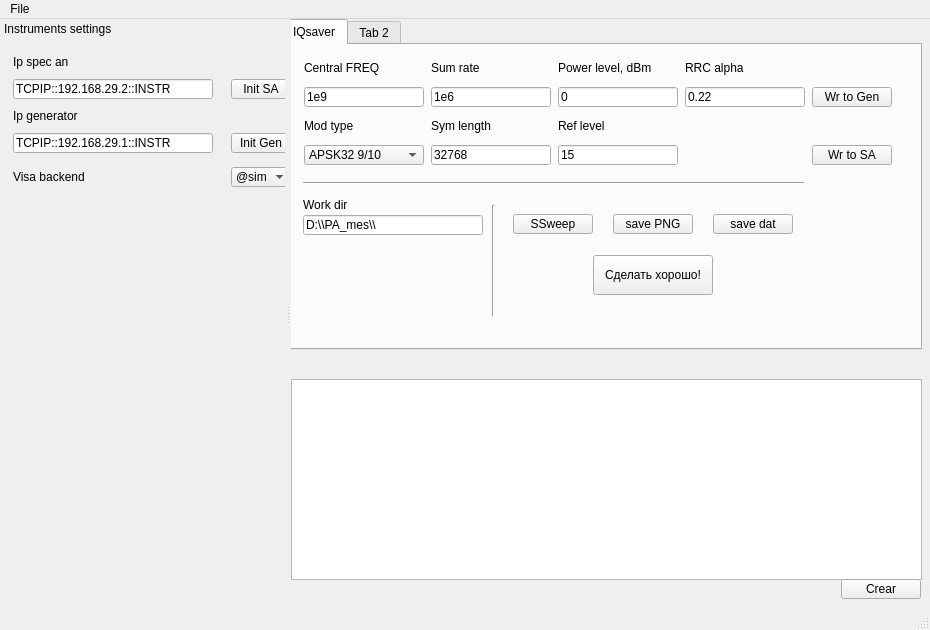
Before: the Qt Designer form design.ui in DSTHub/PA-DPD-testbench, drawn with Qt 5.
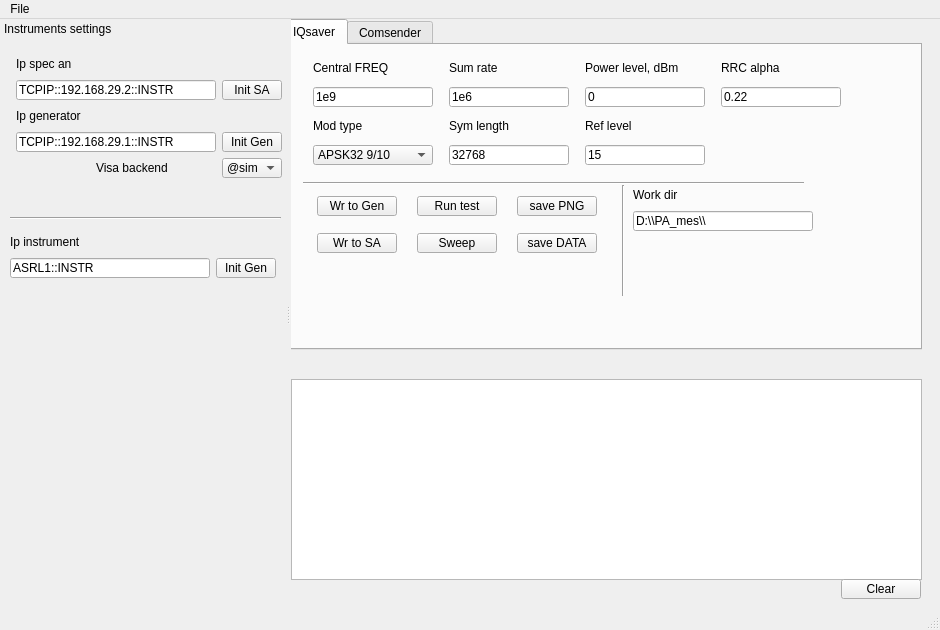
After: the same form once the commit is applied.

```diff
--- a/design.ui
+++ b/design.ui
@@ -9,7 +9,7 @@
    <rect>
     <x>0</x>
     <y>0</y>
-    <width>930</width>
+    <width>940</width>
     <height>630</height>
    </rect>
   </property>
@@ -21,7 +21,7 @@
   </property>
   <property name="minimumSize">
    <size>
-    <width>930</width>
+    <width>940</width>
     <height>630</height>
    </size>
   </property>
@@ -71,13 +71,13 @@
        <rect>
         <x>20</x>
         <y>10</y>
-        <width>590</width>
+        <width>551</width>
         <height>113</height>
        </rect>
       </property>
       <layout class="QGridLayout" name="gridLayout">
-       <item row="0" column="1">
-        <widget class="QLabel" name="sumRate_label">
+       <item row="2" column="0">
+        <widget class="QLabel" name="modType_label">
          <property name="minimumSize">
           <size>
            <width>120</width>
@@ -91,12 +91,12 @@
           </size>
          </property>
          <property name="text">
-          <string>Sum rate</string>
+          <string>Mod type</string>
          </property>
         </widget>
        </item>
-       <item row="0" column="2">
-        <widget class="QLabel" name="powerLevellabel">
+       <item row="1" column="0">
+        <widget class="QLineEdit" name="cf_lineEdit">
          <property name="minimumSize">
           <size>
            <width>120</width>
@@ -110,7 +110,121 @@
           </size>
          </property>
          <property name="text">
-          <string>Power level, dBm</string>
+          <string>1e9</string>
+         </property>
+        </widget>
+       </item>
+       <item row="3" column="2">
+        <widget class="QLineEdit" name="refLevel_lineEdit">
+         <property name="minimumSize">
+          <size>
+           <width>120</width>
+           <height>20</height>
+          </size>
+         </property>
+         <property name="maximumSize">
+          <size>
+           <width>120</width>
+           <height>20</height>
+          </size>
+         </property>
+         <property name="text">
+          <string>15</string>
+         </property>
+        </widget>
+       </item>
+       <item row="1" column="3">
+        <widget class="QLineEdit" name="alpha_lineEdit">
+         <property name="minimumSize">
+          <size>
+           <width>120</width>
+           <height>20</height>
+          </size>
+         </property>
+         <property name="maximumSize">
+          <size>
+           <width>120</width>
+           <height>20</height>
+          </size>
+         </property>
+         <property name="text">
+          <string>0.22</string>
+         </property>
+        </widget>
+       </item>
+       <item row="2" column="2">
+        <widget class="QLabel" name="refLevellabel">
+         <property name="minimumSize">
+          <size>
+           <width>120</width>
+           <height>20</height>
+          </size>
+         </property>
+         <property name="maximumSize">
+          <size>
+           <width>120</width>
+           <height>20</height>
+          </size>
+         </property>
+         <property name="text">
+          <string>Ref level</string>
+         </property>
+        </widget>
+       </item>
+       <item row="0" column="0">
+        <widget class="QLabel" name="cf_label">
+         <property name="minimumSize">
+          <size>
+           <width>120</width>
+           <height>20</height>
+          </size>
+         </property>
+         <property name="maximumSize">
+          <size>
+           <width>120</width>
+           <height>20</height>
+          </size>
+         </property>
+         <property name="text">
+          <string>Central FREQ</string>
+         </property>
+        </widget>
+       </item>
+       <item row="2" column="1">
+        <widget class="QLabel" name="symLen_label">
+         <property name="minimumSize">
+          <size>
+           <width>120</width>
+           <height>20</height>
+          </size>
+         </property>
+         <property name="maximumSize">
+          <size>
+           <width>120</width>
+           <height>20</height>
+          </size>
+         </property>
+         <property name="text">
+          <string>Sym length</string>
+         </property>
+        </widget>
+       </item>
+       <item row="1" column="2">
+        <widget class="QLineEdit" name="powerLevel_lineEdit">
+         <property name="minimumSize">
+          <size>
+           <width>120</width>
+           <height>20</height>
+          </size>
+         </property>
+         <property name="maximumSize">
+          <size>
+           <width>120</width>
+           <height>20</height>
+          </size>
+         </property>
+         <property name="text">
+          <string>0</string>
          </property>
         </widget>
        </item>
@@ -152,8 +266,8 @@
          </property>
         </widget>
        </item>
-       <item row="1" column="1">
-        <widget class="QLineEdit" name="sumRate_lineEdit">
+       <item row="0" column="1">
+        <widget class="QLabel" name="sumRate_label">
          <property name="minimumSize">
           <size>
            <width>120</width>
@@ -167,7 +281,26 @@
           </size>
          </property>
          <property name="text">
-          <string>1e6</string>
+          <string>Sum rate</string>
+         </property>
+        </widget>
+       </item>
+       <item row="0" column="2">
+        <widget class="QLabel" name="powerLevellabel">
+         <property name="minimumSize">
+          <size>
+           <width>120</width>
+           <height>20</height>
+          </size>
+         </property>
+         <property name="maximumSize">
+          <size>
+           <width>120</width>
+           <height>20</height>
+          </size>
+         </property>
+         <property name="text">
+          <string>Power level, dBm</string>
          </property>
         </widget>
        </item>
@@ -206,8 +339,8 @@
          </item>
         </widget>
        </item>
-       <item row="2" column="0">
-        <widget class="QLabel" name="modType_label">
+       <item row="1" column="1">
+        <widget class="QLineEdit" name="sumRate_lineEdit">
          <property name="minimumSize">
           <size>
            <width>120</width>
@@ -221,12 +354,37 @@
           </size>
          </property>
          <property name="text">
-          <string>Mod type</string>
+          <string>1e6</string>
          </property>
         </widget>
        </item>
-       <item row="1" column="2">
-        <widget class="QLineEdit" name="powerLevel_lineEdit">
+      </layout>
+     </widget>
+     <widget class="Line" name="line_2">
+      <property name="geometry">
+       <rect>
+        <x>330</x>
+        <y>140</y>
+        <width>21</width>
+        <height>111</height>
+       </rect>
+      </property>
+      <property name="orientation">
+       <enum>Qt::Vertical</enum>
+      </property>
+     </widget>
+     <widget class="QWidget" name="">
+      <property name="geometry">
+       <rect>
+        <x>350</x>
+        <y>140</y>
+        <width>182</width>
+        <height>48</height>
+       </rect>
+      </property>
+      <layout class="QVBoxLayout" name="verticalLayout">
+       <item>
+        <widget class="QLabel" name="cf_label_2">
          <property name="minimumSize">
           <size>
            <width>120</width>
@@ -240,125 +398,42 @@
           </size>
          </property>
          <property name="text">
-          <string>0</string>
+          <string>Work dir</string>
          </property>
         </widget>
        </item>
+       <item>
+        <widget class="QLineEdit" name="saveDir_lineEdit">
+         <property name="minimumSize">
+          <size>
+           <width>180</width>
+           <height>20</height>
+          </size>
+         </property>
+         <property name="maximumSize">
+          <size>
+           <width>180</width>
+           <height>20</height>
+          </size>
+         </property>
+         <property name="text">
+          <string>D:\\PA_mes\\</string>
+         </property>
+        </widget>
+       </item>
+      </layout>
+     </widget>
+     <widget class="QWidget" name="">
+      <property name="geometry">
+       <rect>
+        <x>20</x>
+        <y>140</y>
+        <width>311</width>
+        <height>81</height>
+       </rect>
+      </property>
+      <layout class="QGridLayout" name="gridLayout_3">
        <item row="0" column="0">
-        <widget class="QLabel" name="cf_label">
-         <property name="minimumSize">
-          <size>
-           <width>120</width>
-           <height>20</height>
-          </size>
-         </property>
-         <property name="maximumSize">
-          <size>
-           <width>120</width>
-           <height>20</height>
-          </size>
-         </property>
-         <property name="text">
-          <string>Central FREQ</string>
-         </property>
-        </widget>
-       </item>
-       <item row="2" column="1">
-        <widget class="QLabel" name="symLen_label">
-         <property name="minimumSize">
-          <size>
-           <width>120</width>
-           <height>20</height>
-          </size>
-         </property>
-         <property name="maximumSize">
-          <size>
-           <width>120</width>
-           <height>20</height>
-          </size>
-         </property>
-         <property name="text">
-          <string>Sym length</string>
-         </property>
-        </widget>
-       </item>
-       <item row="1" column="0">
-        <widget class="QLineEdit" name="cf_lineEdit">
-         <property name="minimumSize">
-          <size>
-           <width>120</width>
-           <height>20</height>
-          </size>
-         </property>
-         <property name="maximumSize">
-          <size>
-           <width>120</width>
-           <height>20</height>
-          </size>
-         </property>
-         <property name="text">
-          <string>1e9</string>
-         </property>
-        </widget>
-       </item>
-       <item row="1" column="3">
-        <widget class="QLineEdit" name="alpha_lineEdit">
-         <property name="minimumSize">
-          <size>
-           <width>120</width>
-           <height>20</height>
-          </size>
-         </property>
-         <property name="maximumSize">
-          <size>
-           <width>120</width>
-           <height>20</height>
-          </size>
-         </property>
-         <property name="text">
-          <string>0.22</string>
-         </property>
-        </widget>
-       </item>
-       <item row="2" column="2">
-        <widget class="QLabel" name="refLevellabel">
-         <property name="minimumSize">
-          <size>
-           <width>120</width>
-           <height>20</height>
-          </size>
-         </property>
-         <property name="maximumSize">
-          <size>
-           <width>120</width>
-           <height>20</height>
-          </size>
-         </property>
-         <property name="text">
-          <string>Ref level</string>
-         </property>
-        </widget>
-       </item>
-       <item row="3" column="2">
-        <widget class="QLineEdit" name="refLevel_lineEdit">
-         <property name="minimumSize">
-          <size>
-           <width>120</width>
-           <height>20</height>
-          </size>
-         </property>
-         <property name="maximumSize">
-          <size>
-           <width>120</width>
-           <height>20</height>
-          </size>
-         </property>
-         <property name="text">
-          <string>15</string>
-         </property>
-        </widget>
-       </item>
-       <item row="1" column="4">
         <widget class="QPushButton" name="wrParGen_pushButton">
          <property name="minimumSize">
           <size>
@@ -368,7 +443,7 @@
          </property>
          <property name="maximumSize">
           <size>
-           <width>60</width>
+           <width>80</width>
            <height>20</height>
           </size>
          </property>
@@ -383,7 +458,45 @@
          </property>
         </widget>
        </item>
-       <item row="3" column="4">
+       <item row="0" column="1">
+        <widget class="QPushButton" name="alltest_pushButton">
+         <property name="minimumSize">
+          <size>
+           <width>80</width>
+           <height>20</height>
+          </size>
+         </property>
+         <property name="maximumSize">
+          <size>
+           <width>80</width>
+           <height>20</height>
+          </size>
+         </property>
+         <property name="text">
+          <string>Run test</string>
+         </property>
+        </widget>
+       </item>
+       <item row="0" column="2">
+        <widget class="QPushButton" name="spng_pushButton">
+         <property name="minimumSize">
+          <size>
+           <width>80</width>
+           <height>20</height>
+          </size>
+         </property>
+         <property name="maximumSize">
+          <size>
+           <width>80</width>
+           <height>20</height>
+          </size>
+         </property>
+         <property name="text">
+          <string>save PNG</string>
+         </property>
+        </widget>
+       </item>
+       <item row="1" column="0">
         <widget class="QPushButton" name="wrParAn_pushButton">
          <property name="minimumSize">
           <size>
@@ -393,7 +506,7 @@
          </property>
          <property name="maximumSize">
           <size>
-           <width>60</width>
+           <width>80</width>
            <height>20</height>
           </size>
          </property>
@@ -408,50 +521,7 @@
          </property>
         </widget>
        </item>
-      </layout>
-     </widget>
-     <widget class="QPushButton" name="alltest_pushButton">
-      <property name="geometry">
-       <rect>
-        <x>310</x>
-        <y>210</y>
-        <width>120</width>
-        <height>40</height>
-       </rect>
-      </property>
-      <property name="minimumSize">
-       <size>
-        <width>120</width>
-        <height>40</height>
-       </size>
-      </property>
-      <property name="maximumSize">
-       <size>
-        <width>120</width>
-        <height>40</height>
-       </size>
-      </property>
-      <property name="text">
-       <string>Сделать хорошо!</string>
-      </property>
-     </widget>
-     <widget class="QWidget" name="layoutWidget">
-      <property name="geometry">
-       <rect>
-        <x>230</x>
-        <y>160</y>
-        <width>282</width>
-        <height>39</height>
-       </rect>
-      </property>
-      <layout class="QHBoxLayout" name="horizontalLayout_3">
-       <property name="spacing">
-        <number>20</number>
-       </property>
-       <property name="bottomMargin">
-        <number>0</number>
-       </property>
-       <item>
+       <item row="1" column="1">
         <widget class="QPushButton" name="ssweep_pushButton">
          <property name="minimumSize">
           <size>
@@ -461,35 +531,16 @@
          </property>
          <property name="maximumSize">
           <size>
-           <width>60</width>
-           <height>20</height>
-          </size>
-         </property>
-         <property name="text">
-          <string>SSweep</string>
-         </property>
-        </widget>
-       </item>
-       <item>
-        <widget class="QPushButton" name="spng_pushButton">
-         <property name="minimumSize">
-          <size>
            <width>80</width>
            <height>20</height>
           </size>
          </property>
-         <property name="maximumSize">
-          <size>
-           <width>60</width>
-           <height>20</height>
-          </size>
-         </property>
          <property name="text">
-          <string>save PNG</string>
+          <string>Sweep</string>
          </property>
         </widget>
        </item>
-       <item>
+       <item row="1" column="2">
         <widget class="QPushButton" name="sdat_pushButton">
          <property name="minimumSize">
           <size>
@@ -499,85 +550,131 @@
          </property>
          <property name="maximumSize">
           <size>
-           <width>60</width>
+           <width>80</width>
            <height>20</height>
           </size>
          </property>
          <property name="text">
-          <string>save dat</string>
+          <string>save DATA</string>
          </property>
         </widget>
        </item>
       </layout>
      </widget>
-     <widget class="QLineEdit" name="saveDir_lineEdit">
-      <property name="geometry">
-       <rect>
-        <x>20</x>
-        <y>170</y>
-        <width>180</width>
-        <height>20</height>
-       </rect>
-      </property>
-      <property name="minimumSize">
-       <size>
-        <width>180</width>
-        <height>20</height>
-       </size>
-      </property>
-      <property name="maximumSize">
-       <size>
-        <width>180</width>
-        <height>20</height>
-       </size>
-      </property>
-      <property name="text">
-       <string>D:\\PA_mes\\</string>
-      </property>
-     </widget>
-     <widget class="QLabel" name="cf_label_2">
-      <property name="geometry">
-       <rect>
-        <x>20</x>
-        <y>150</y>
-        <width>120</width>
-        <height>20</height>
-       </rect>
-      </property>
-      <property name="minimumSize">
-       <size>
-        <width>120</width>
-        <height>20</height>
-       </size>
-      </property>
-      <property name="maximumSize">
-       <size>
-        <width>120</width>
-        <height>20</height>
-       </size>
-      </property>
-      <property name="text">
-       <string>Work dir</string>
-      </property>
-     </widget>
-     <widget class="Line" name="line_2">
-      <property name="geometry">
-       <rect>
-        <x>200</x>
-        <y>160</y>
-        <width>21</width>
-        <height>111</height>
-       </rect>
-      </property>
-      <property name="orientation">
-       <enum>Qt::Vertical</enum>
-      </property>
-     </widget>
     </widget>
-    <widget class="QWidget" name="tab_2">
+    <widget class="QWidget" name="Comsender">
      <attribute name="title">
-      <string>Tab 2</string>
+      <string>Comsender</string>
      </attribute>
+     <widget class="QWidget" name="">
+      <property name="geometry">
+       <rect>
+        <x>20</x>
+        <y>190</y>
+        <width>202</width>
+        <height>49</height>
+       </rect>
+      </property>
+      <layout class="QGridLayout" name="gridLayout_4">
+       <property name="spacing">
+        <number>7</number>
+       </property>
+       <item row="1" column="1">
+        <widget class="QPushButton" name="comRead_pushButton">
+         <property name="minimumSize">
+          <size>
+           <width>60</width>
+           <height>20</height>
+          </size>
+         </property>
+         <property name="maximumSize">
+          <size>
+           <width>60</width>
+           <height>20</height>
+          </size>
+         </property>
+         <property name="text">
+          <string>Read</string>
+         </property>
+         <property name="iconSize">
+          <size>
+           <width>20</width>
+           <height>20</height>
+          </size>
+         </property>
+        </widget>
+       </item>
+       <item row="1" column="2">
+        <widget class="QPushButton" name="ComQ_pushButton">
+         <property name="minimumSize">
+          <size>
+           <width>60</width>
+           <height>20</height>
+          </size>
+         </property>
+         <property name="maximumSize">
+          <size>
+           <width>60</width>
+           <height>20</height>
+          </size>
+         </property>
+         <property name="text">
+          <string>Query</string>
+         </property>
+         <property name="iconSize">
+          <size>
+           <width>20</width>
+           <height>20</height>
+          </size>
+         </property>
+        </widget>
+       </item>
+       <item row="1" column="0">
+        <widget class="QPushButton" name="comWr_pushButton">
+         <property name="minimumSize">
+          <size>
+           <width>60</width>
+           <height>20</height>
+          </size>
+         </property>
+         <property name="maximumSize">
+          <size>
+           <width>60</width>
+           <height>20</height>
+          </size>
+         </property>
+         <property name="text">
+          <string>Write</string>
+         </property>
+         <property name="iconSize">
+          <size>
+           <width>20</width>
+           <height>20</height>
+          </size>
+         </property>
+        </widget>
+       </item>
+       <item row="0" column="0" colspan="3">
+        <widget class="QLineEdit" name="command_lineEdit">
+         <property name="minimumSize">
+          <size>
+           <width>200</width>
+           <height>20</height>
+          </size>
+         </property>
+         <property name="maximumSize">
+          <size>
+           <width>180</width>
+           <height>20</height>
+          </size>
+         </property>
+         <property name="text">
+          <string>?IDN</string>
+         </property>
+        </widget>
+       </item>
+      </layout>
+     </widget>
     </widget>
    </widget>
    <widget class="QPlainTextEdit" name="plainTextEdit">
@@ -611,7 +708,7 @@
      </size>
     </property>
     <property name="text">
-     <string>Crear</string>
+     <string>Clear</string>
     </property>
    </widget>
   </widget>
@@ -620,8 +717,8 @@
     <rect>
      <x>0</x>
      <y>0</y>
-     <width>930</width>
-     <height>26</height>
+     <width>940</width>
+     <height>21</height>
     </rect>
    </property>
    <widget class="QMenu" name="menu12">
@@ -664,17 +761,111 @@
     <number>1</number>
    </attribute>
    <widget class="QWidget" name="dockWidgetContents">
+    <widget class="QLineEdit" name="ipInst_lineEdit">
+     <property name="geometry">
+      <rect>
+       <x>10</x>
+       <y>220</y>
+       <width>200</width>
+       <height>20</height>
+      </rect>
+     </property>
+     <property name="minimumSize">
+      <size>
+       <width>200</width>
+       <height>20</height>
+      </size>
+     </property>
+     <property name="maximumSize">
+      <size>
+       <width>180</width>
+       <height>20</height>
+      </size>
+     </property>
+     <property name="text">
+      <string>ASRL1::INSTR</string>
+     </property>
+    </widget>
+    <widget class="QLabel" name="ipInst_label">
+     <property name="geometry">
+      <rect>
+       <x>10</x>
+       <y>194</y>
+       <width>120</width>
+       <height>20</height>
+      </rect>
+     </property>
+     <property name="minimumSize">
+      <size>
+       <width>120</width>
+       <height>20</height>
+      </size>
+     </property>
+     <property name="maximumSize">
+      <size>
+       <width>120</width>
+       <height>20</height>
+      </size>
+     </property>
+     <property name="text">
+      <string>Ip instrument</string>
+     </property>
+    </widget>
+    <widget class="QPushButton" name="initInst_pushButton">
+     <property name="geometry">
+      <rect>
+       <x>216</x>
+       <y>220</y>
+       <width>60</width>
+       <height>20</height>
+      </rect>
+     </property>
+     <property name="minimumSize">
+      <size>
+       <width>60</width>
+       <height>20</height>
+      </size>
+     </property>
+     <property name="maximumSize">
+      <size>
+       <width>60</width>
+       <height>20</height>
+      </size>
+     </property>
+     <property name="text">
+      <string>Init Gen</string>
+     </property>
+     <property name="iconSize">
+      <size>
+       <width>20</width>
+       <height>20</height>
+      </size>
+     </property>
+    </widget>
+    <widget class="Line" name="line_3">
+     <property name="geometry">
+      <rect>
+       <x>10</x>
+       <y>170</y>
+       <width>271</width>
+       <height>20</height>
+      </rect>
+     </property>
+     <property name="orientation">
+      <enum>Qt::Horizontal</enum>
+     </property>
+    </widget>
     <widget class="QWidget" name="">
      <property name="geometry">
       <rect>
-       <x>13</x>
-       <y>13</y>
-       <width>278</width>
-       <height>142</height>
+       <x>16</x>
+       <y>16</y>
+       <width>274</width>
+       <height>126</height>
       </rect>
      </property>
-     <layout class="QVBoxLayout" name="verticalLayout">
-      <item>
+     <layout class="QGridLayout" name="gridLayout_2">
+      <item row="0" column="0" colspan="2">
        <widget class="QLabel" name="sA_label">
         <property name="minimumSize">
          <size>
@@ -693,68 +884,32 @@
         </property>
        </widget>
       </item>
-      <item>
-       <layout class="QHBoxLayout" name="horizontalLayout_2">
-        <item>
-         <widget class="QLineEdit" name="ipSA_lineEdit">
-          <property name="minimumSize">
-           <size>
-            <width>200</width>
-            <height>20</height>
-           </size>
-          </property>
-          <property name="maximumSize">
-           <size>
-            <width>180</width>
-            <height>20</height>
-           </size>
-          </property>
-          <property name="text">
-           <string>TCPIP::192.168.29.2::INSTR</string>
-          </property>
-         </widget>
-        </item>
-        <item>
-         <spacer name="horizontalSpacer_3">
-          <property name="orientation">
-           <enum>Qt::Horizontal</enum>
-          </property>
-          <property name="sizeHint" stdset="0">
-           <size>
-            <width>40</width>
-            <height>20</height>
-           </size>
-          </property>
-         </spacer>
-        </item>
-        <item>
-         <widget class="QPushButton" name="initSa_pushButton">
-          <property name="minimumSize">
-           <size>
-            <width>60</width>
-            <height>20</height>
-           </size>
-          </property>
-          <property name="maximumSize">
-           <size>
-            <width>60</width>
-            <height>20</height>
-           </size>
-          </property>
-          <property name="text">
-           <string>Init SA</string>
-          </property>
-          <property name="iconSize">
-           <size>
-            <width>20</width>
-            <height>20</height>
-           </size>
-          </property>
-         </widget>
-        </item>
-       </layout>
+      <item row="1" column="2">
+       <widget class="QPushButton" name="initSa_pushButton">
+        <property name="minimumSize">
+         <size>
+          <width>60</width>
+          <height>20</height>
+         </size>
+        </property>
+        <property name="maximumSize">
+         <size>
+          <width>60</width>
+          <height>20</height>
+         </size>
+        </property>
+        <property name="text">
+         <string>Init SA</string>
+        </property>
+        <property name="iconSize">
+         <size>
+          <width>20</width>
+          <height>20</height>
+         </size>
+        </property>
+       </widget>
       </item>
-      <item>
+      <item row="2" column="0" colspan="2">
        <widget class="QLabel" name="Gen_label">
         <property name="minimumSize">
          <size>
@@ -773,131 +928,165 @@
         </property>
        </widget>
       </item>
-      <item>
-       <layout class="QHBoxLayout" name="horizontalLayout">
-        <item>
-         <widget class="QLineEdit" name="ipGen_lineEdit">
-          <property name="minimumSize">
-           <size>
-            <width>200</width>
-            <height>20</height>
-           </size>
-          </property>
-          <property name="maximumSize">
-           <size>
-            <width>180</width>
-            <height>20</height>
-           </size>
-          </property>
-          <property name="text">
-           <string>TCPIP::192.168.29.1::INSTR</string>
-          </property>
-         </widget>
-        </item>
-        <item>
-         <spacer name="horizontalSpacer_2">
-          <property name="orientation">
-           <enum>Qt::Horizontal</enum>
-          </property>
-          <property name="sizeHint" stdset="0">
-           <size>
-            <width>40</width>
-            <height>20</height>
-           </size>
-          </property>
-         </spacer>
-        </item>
-        <item>
-         <widget class="QPushButton" name="initGen_pushButton">
-          <property name="minimumSize">
-           <size>
-            <width>60</width>
-            <height>20</height>
-           </size>
-          </property>
-          <property name="maximumSize">
-           <size>
-            <width>60</width>
-            <height>20</height>
-           </size>
-          </property>
-          <property name="text">
-           <string>Init Gen</string>
-          </property>
-          <property name="iconSize">
-           <size>
-            <width>20</width>
-            <height>20</height>
-           </size>
-          </property>
-         </widget>
-        </item>
-       </layout>
+      <item row="4" column="0">
+       <spacer name="horizontalSpacer_4">
+        <property name="orientation">
+         <enum>Qt::Horizontal</enum>
+        </property>
+        <property name="sizeHint" stdset="0">
+         <size>
+          <width>13</width>
+          <height>17</height>
+         </size>
+        </property>
+       </spacer>
       </item>
-      <item>
-       <layout class="QHBoxLayout" name="horizontalLayout_4">
-        <property name="topMargin">
-         <number>7</number>
+      <item row="4" column="1">
+       <widget class="QLabel" name="backend_label">
+        <property name="minimumSize">
+         <size>
+          <width>120</width>
+          <height>20</height>
+         </size>
         </property>
+        <property name="maximumSize">
+         <size>
+          <width>120</width>
+          <height>20</height>
+         </size>
+        </property>
+        <property name="text">
+         <string>Visa backend</string>
+        </property>
+       </widget>
+      </item>
+      <item row="3" column="3">
+       <spacer name="horizontalSpacer_2">
+        <property name="orientation">
+         <enum>Qt::Horizontal</enum>
+        </property>
+        <property name="sizeHint" stdset="0">
+         <size>
+          <width>13</width>
+          <height>17</height>
+         </size>
+        </property>
+       </spacer>
+      </item>
+      <item row="4" column="2">
+       <widget class="QComboBox" name="backendComboBox">
+        <property name="minimumSize">
+         <size>
+          <width>60</width>
+          <height>20</height>
+         </size>
+        </property>
+        <property name="maximumSize">
+         <size>
+          <width>60</width>
+          <height>20</height>
+         </size>
+        </property>
         <item>
-         <widget class="QLabel" name="backend_label">
-          <property name="minimumSize">
-           <size>
-            <width>120</width>
-            <height>20</height>
-           </size>
-          </property>
-          <property name="maximumSize">
-           <size>
-            <width>120</width>
-            <height>20</height>
-           </size>
-          </property>
-          <property name="text">
-           <string>Visa backend</string>
-          </property>
-         </widget>
+         <property name="text">
+          <string>@sim</string>
+         </property>
         </item>
         <item>
-         <spacer name="horizontalSpacer">
-          <property name="orientation">
-           <enum>Qt::Horizontal</enum>
-          </property>
-          <property name="sizeHint" stdset="0">
-           <size>
-            <width>40</width>
-            <height>20</height>
-           </size>
-          </property>
-         </spacer>
+         <property name="text">
+          <string>@ni</string>
+         </property>
         </item>
-        <item>
-         <widget class="QComboBox" name="backendComboBox">
-          <property name="minimumSize">
-           <size>
-            <width>60</width>
-            <height>20</height>
-           </size>
-          </property>
-          <property name="maximumSize">
-           <size>
-            <width>60</width>
-            <height>20</height>
-           </size>
-          </property>
-          <item>
-           <property name="text">
-            <string>@sim</string>
-           </property>
-          </item>
-          <item>
-           <property name="text">
-            <string>@ni</string>
-           </property>
-          </item>
-         </widget>
-        </item>
-       </layout>
+       </widget>
+      </item>
+      <item row="4" column="3">
+       <spacer name="horizontalSpacer">
+        <property name="orientation">
+         <enum>Qt::Horizontal</enum>
+        </property>
+        <property name="sizeHint" stdset="0">
+         <size>
+          <width>13</width>
+          <height>17</height>
+         </size>
+        </property>
+       </spacer>
+      </item>
+      <item row="1" column="3">
+       <spacer name="horizontalSpacer_3">
+        <property name="orientation">
+         <enum>Qt::Horizontal</enum>
+        </property>
+        <property name="sizeHint" stdset="0">
+         <size>
+          <width>13</width>
+          <height>17</height>
+         </size>
+        </property>
+       </spacer>
+      </item>
+      <item row="3" column="0" colspan="2">
+       <widget class="QLineEdit" name="ipGen_lineEdit">
+        <property name="minimumSize">
+         <size>
+          <width>200</width>
+          <height>20</height>
+         </size>
+        </property>
+        <property name="maximumSize">
+         <size>
+          <width>180</width>
+          <height>20</height>
+         </size>
+        </property>
+        <property name="text">
+         <string>TCPIP::192.168.29.1::INSTR</string>
+        </property>
+       </widget>
+      </item>
+      <item row="3" column="2">
+       <widget class="QPushButton" name="initGen_pushButton">
+        <property name="minimumSize">
+         <size>
+          <width>60</width>
+          <height>20</height>
+         </size>
+        </property>
+        <property name="maximumSize">
+         <size>
+          <width>60</width>
+          <height>20</height>
+         </size>
+        </property>
+        <property name="text">
+         <string>Init Gen</string>
+        </property>
+        <property name="iconSize">
+         <size>
+          <width>20</width>
+          <height>20</height>
+         </size>
+        </property>
+       </widget>
+      </item>
+      <item row="1" column="0" colspan="2">
+       <widget class="QLineEdit" name="ipSA_lineEdit">
+        <property name="minimumSize">
+         <size>
+          <width>200</width>
+          <height>20</height>
+         </size>
+        </property>
+        <property name="maximumSize">
+         <size>
+          <width>180</width>
+          <height>20</height>
+         </size>
+        </property>
+        <property name="text">
+         <string>TCPIP::192.168.29.2::INSTR</string>
+        </property>
+       </widget>
       </item>
      </layout>
     </widget>
```
